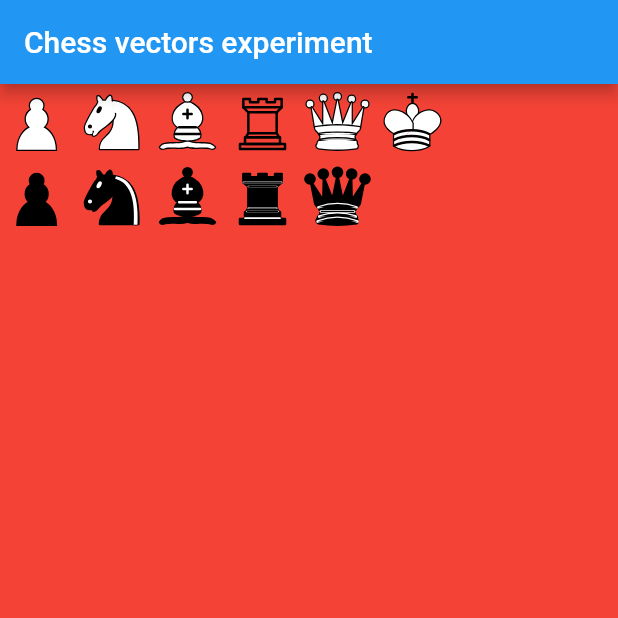
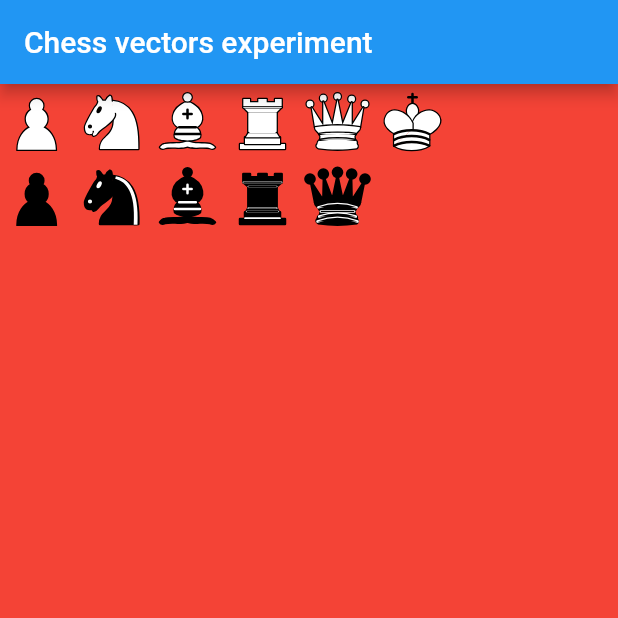
Before and after one commit to loloof64/chess_vectors_experiment, a Flutter app: the screen it shows after launch, on a phone screen of 412 x 824 dp, the top half of it. Run offline on Flutter 3.47's test engine with Material 2 defaults, Android fonts, the phone set to English and light mode, and no system bars; our stand-ins replace tuple.

Commit message:
Improved white rook : fills with white color.

```diff
--- a/lib/chess_vectors.dart
+++ b/lib/chess_vectors.dart
@@ -314,7 +314,7 @@ class WhiteRook extends VectorBase {
                             strokeLineJoin: StrokeJoin.miter))
                   ],
                   drawingParameters: DrawingParameters(
-                      fillColor: null,
+                      fillColor: Colors.white,
                       strokeColor: Colors.black,
                       strokeWidth: 1.5,
                       strokeLineCap: StrokeCap.round,
```
